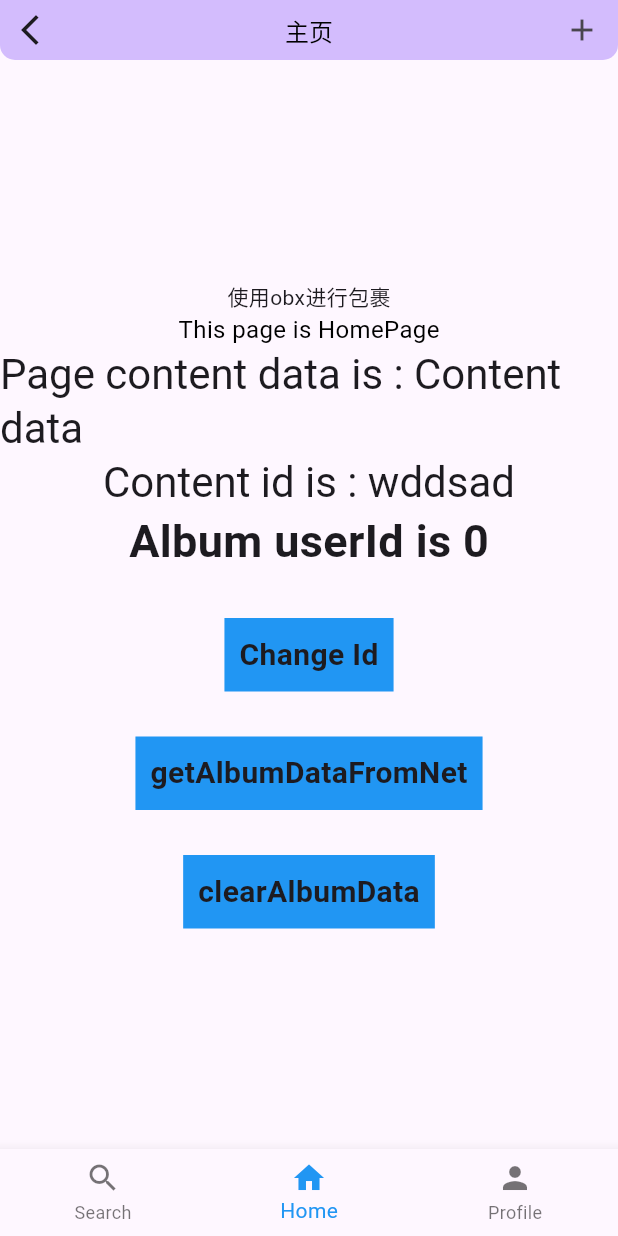
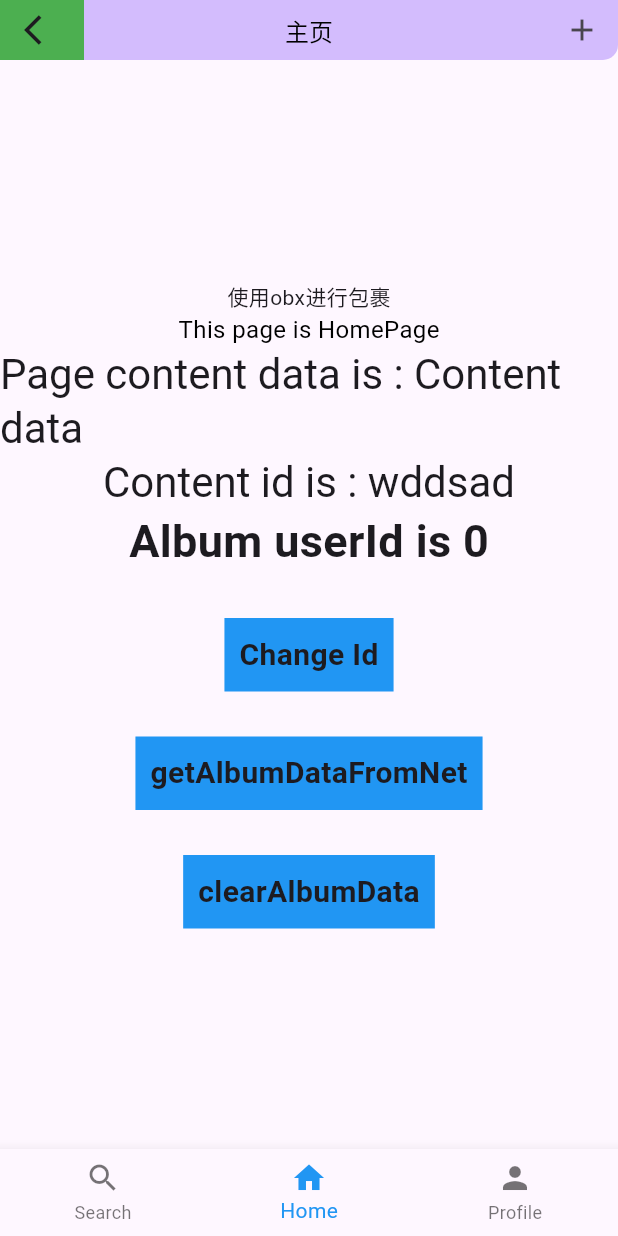
Before and after one commit to VpJokor/test_demo, a Flutter app: the screen it shows after launch, on a phone screen of 412 x 824 dp. Run offline on Flutter 3.47's test engine with Material 3 defaults, Android fonts, the phone set to English and light mode, and no system bars; our stand-ins replace event_bus, fluttertoast, get; missing offline and left inert: flutter_constraintlayout.

Commit message:
问题修复

```diff
--- a/lib/func/home/homePage.dart
+++ b/lib/func/home/homePage.dart
@@ -47,7 +47,8 @@ class HomePage extends StatelessWidget {
             ),
             Obx(() => Text(
                   "Album userId is ${state.album.value.userId ?? "无ID"}",
-                  style: TextStyle(fontSize: 30, fontWeight: FontWeight.w600),
+                  style: const TextStyle(
+                      fontSize: 30, fontWeight: FontWeight.w600),
                 )),
             const SizedBox(
               height: 30,
--- a/lib/mainPage.dart
+++ b/lib/mainPage.dart
@@ -66,13 +66,20 @@ class _MainPageState extends State<MainPage> {
                 bottomLeft: Radius.circular(10),
                 bottomRight: Radius.circular(10))),
         //与drawer只生效一个
-        leading: IconButton(
-          icon: const Icon(Icons.arrow_back_ios_new),
-          onPressed: () {
-            ToastUtil.showToast("点击了返回按钮");
-          },
+        leading: Container(
+          decoration: const BoxDecoration(color: Colors.green),
+          child: IconButton(
+            icon: const Icon(
+              Icons.arrow_back_ios,
+            ),
+            onPressed: () {
+              ToastUtil.showToast("点击了返回按钮");
+            },
+          ),
         ),
-        leadingWidth: 0.0,
+        // leadingWidth: IconTheme.of(context).size,
+        // 设置为 false 去掉leading左侧边距
+        automaticallyImplyLeading: false,
         actions: [
           IconButton(
               onPressed: () {
```
Also changed, not shown: 1 other file.
